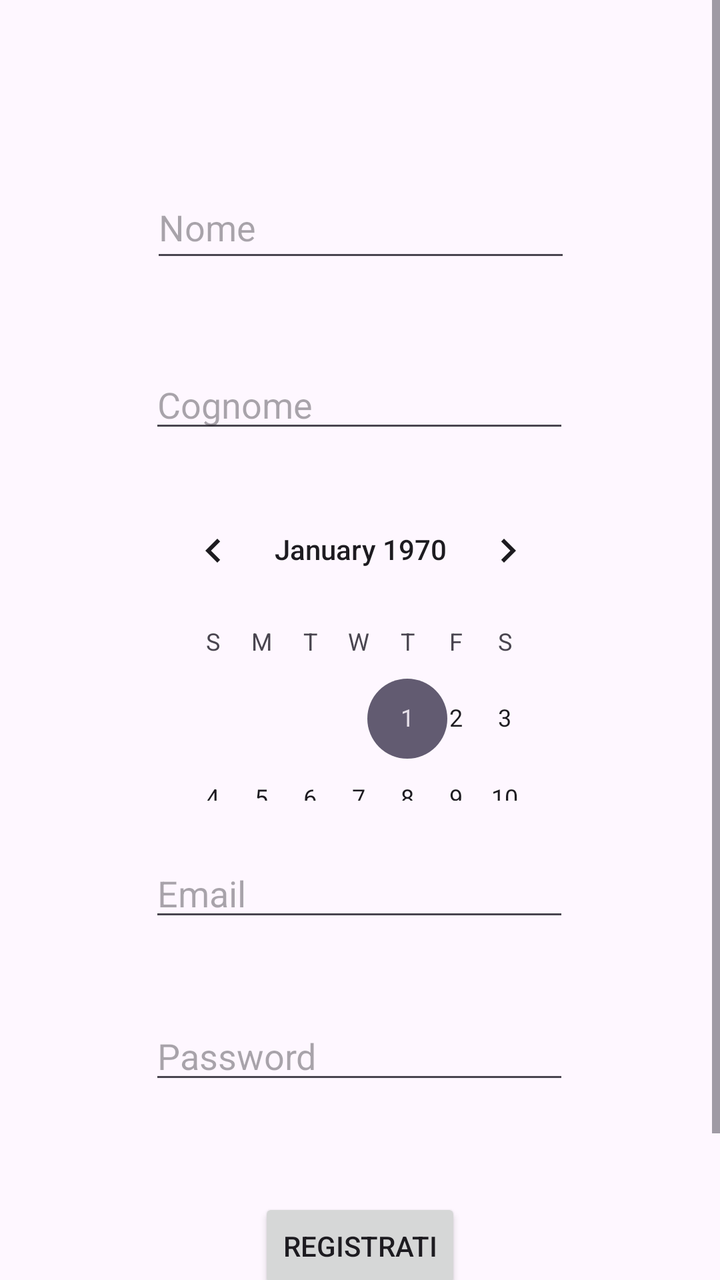
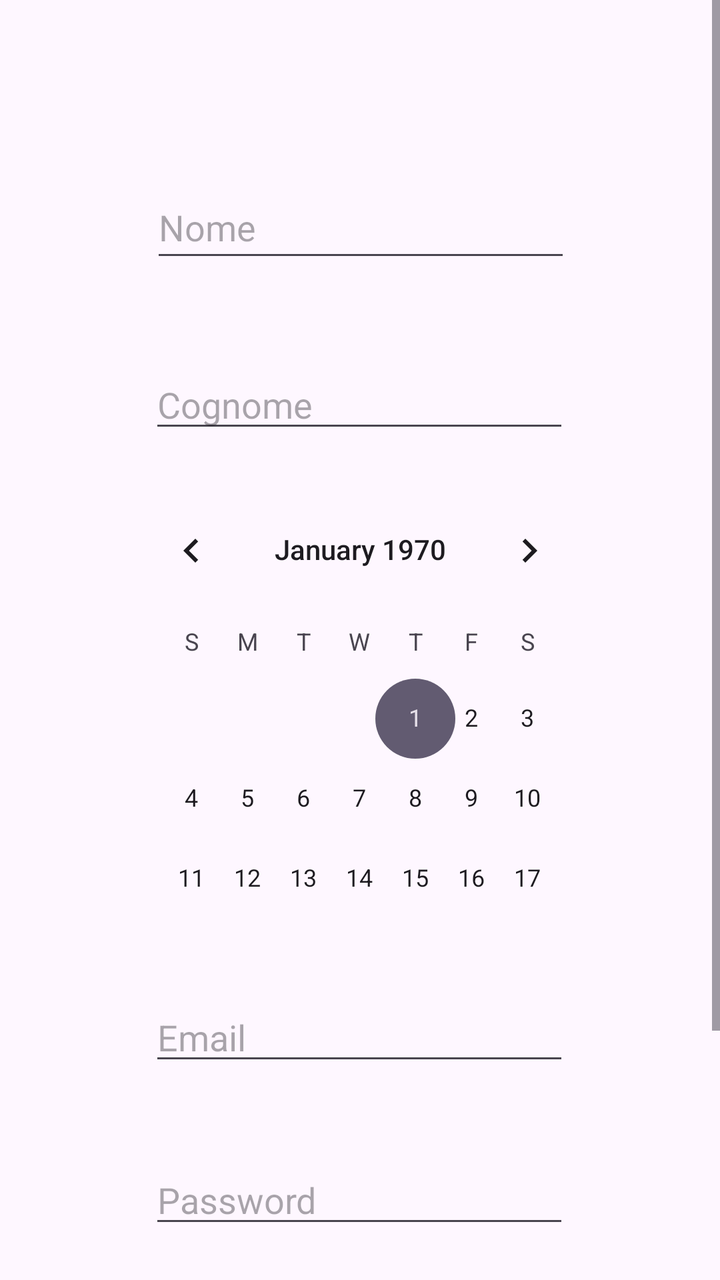

Before-and-after screenshots of an Android layout around one commit, followed by the original layout XML and the change that was made.
<!-- AndroidManifest.xml: application theme Theme.AppAntincendio -->
<!-- res/layout/activity_second.xml -->
<?xml version="1.0" encoding="utf-8"?>
<ScrollView xmlns:android="http://schemas.android.com/apk/res/android"
    xmlns:app="http://schemas.android.com/apk/res-auto"
    xmlns:tools="http://schemas.android.com/tools"
    tools:layout_editor_absoluteX="1dp"
    tools:layout_editor_absoluteY="1dp"
    android:layout_width="409dp"
    android:layout_height="wrap_content">

    <androidx.constraintlayout.widget.ConstraintLayout
        android:id="@+id/main"
        android:layout_width="match_parent"
        android:layout_height="match_parent"
        tools:context=".SecondActivity">


        <EditText
            android:id="@+id/editTextText"
            android:layout_width="wrap_content"
            android:layout_height="48dp"
            android:layout_marginTop="88dp"
            android:ems="10"
            android:hint="Nome"
            android:inputType="text"
            app:layout_constraintEnd_toEndOf="parent"
            app:layout_constraintHorizontal_bias="0.502"
            app:layout_constraintStart_toStartOf="parent"
            app:layout_constraintTop_toTopOf="parent" />

        <EditText
            android:id="@+id/editTextTextEmailAddress"
            android:layout_width="wrap_content"
            android:layout_height="wrap_content"
            android:layout_marginTop="24dp"
            android:ems="10"
            android:hint="Email"
            android:inputType="textEmailAddress"
            app:layout_constraintEnd_toEndOf="parent"
            app:layout_constraintHorizontal_bias="0.497"
            app:layout_constraintStart_toStartOf="parent"
            app:layout_constraintTop_toBottomOf="@+id/calendarView" />

        <Button
            android:id="@+id/indietro"
            android:layout_width="wrap_content"
            android:layout_height="wrap_content"
            android:layout_marginTop="28dp"
            android:text="Indietro"
            app:layout_constraintEnd_toEndOf="parent"
            app:layout_constraintHorizontal_bias="0.503"
            app:layout_constraintStart_toStartOf="parent"
            app:layout_constraintTop_toBottomOf="@+id/button" />

        <Button
            android:id="@+id/button"
            android:layout_width="wrap_content"
            android:layout_height="wrap_content"
            android:layout_marginTop="52dp"
            android:text="Registrati"
            app:layout_constraintEnd_toEndOf="parent"
            app:layout_constraintStart_toStartOf="parent"
            app:layout_constraintTop_toBottomOf="@+id/editTextTextPassword" />

        <EditText
            android:id="@+id/editTextTextPassword"
            android:layout_width="wrap_content"
            android:layout_height="wrap_content"
            android:layout_marginTop="40dp"
            android:ems="10"
            android:hint="Password"
            android:inputType="textPassword"
            app:layout_constraintEnd_toEndOf="parent"
            app:layout_constraintHorizontal_bias="0.497"
            app:layout_constraintStart_toStartOf="parent"
            app:layout_constraintTop_toBottomOf="@+id/editTextTextEmailAddress" />

        <EditText
            android:id="@+id/editTextText2"
            android:layout_width="wrap_content"
            android:layout_height="wrap_content"
            android:layout_marginTop="44dp"
            android:ems="10"
            android:hint="Cognome"
            android:inputType="text"
            app:layout_constraintEnd_toEndOf="parent"
            app:layout_constraintHorizontal_bias="0.497"
            app:layout_constraintStart_toStartOf="parent"
            app:layout_constraintTop_toBottomOf="@+id/editTextText" />

        <CalendarView
            android:id="@+id/calendarView"
            android:layout_width="212dp"
            android:layout_height="159dp"
            android:layout_marginTop="20dp"
            app:layout_constraintEnd_toEndOf="parent"
            app:layout_constraintHorizontal_bias="0.502"
            app:layout_constraintStart_toStartOf="parent"
            app:layout_constraintTop_toBottomOf="@+id/editTextText2" />
    </androidx.constraintlayout.widget.ConstraintLayout>

</ScrollView>
<!-- resources referenced by this layout -->
<resources>
  <style name="Theme.AppAntincendio" parent="Theme.MaterialComponents.DayNight.DarkActionBar">
          
          <item name="colorPrimary">@color/purple_500</item>
          <item name="colorPrimaryVariant">@color/purple_700</item>
          <item name="colorOnPrimary">@color/white</item>
          
          <item name="colorSecondary">@color/teal_200</item>
          <item name="colorSecondaryVariant">@color/teal_700</item>
          <item name="colorOnSecondary">@color/black</item>
          
          <item name="android:statusBarColor">?attr/colorPrimaryVariant</item>
          
      </style>
  <color name="purple_500">#FF6200EE</color>
  <color name="purple_700">#FF3700B3</color>
  <color name="white">#FFFFFFFF</color>
  <color name="teal_200">#FF03DAC5</color>
  <color name="teal_700">#FF018786</color>
  <color name="black">#FF000000</color>
</resources>

<!-- the commit's change to res/layout/activity_second.xml (unified diff, before → after) -->
@@ -89,8 +89,8 @@
 
         <CalendarView
             android:id="@+id/calendarView"
-            android:layout_width="212dp"
-            android:layout_height="159dp"
+            android:layout_width="237dp"
+            android:layout_height="231dp"
             android:layout_marginTop="20dp"
             app:layout_constraintEnd_toEndOf="parent"
             app:layout_constraintHorizontal_bias="0.502"
